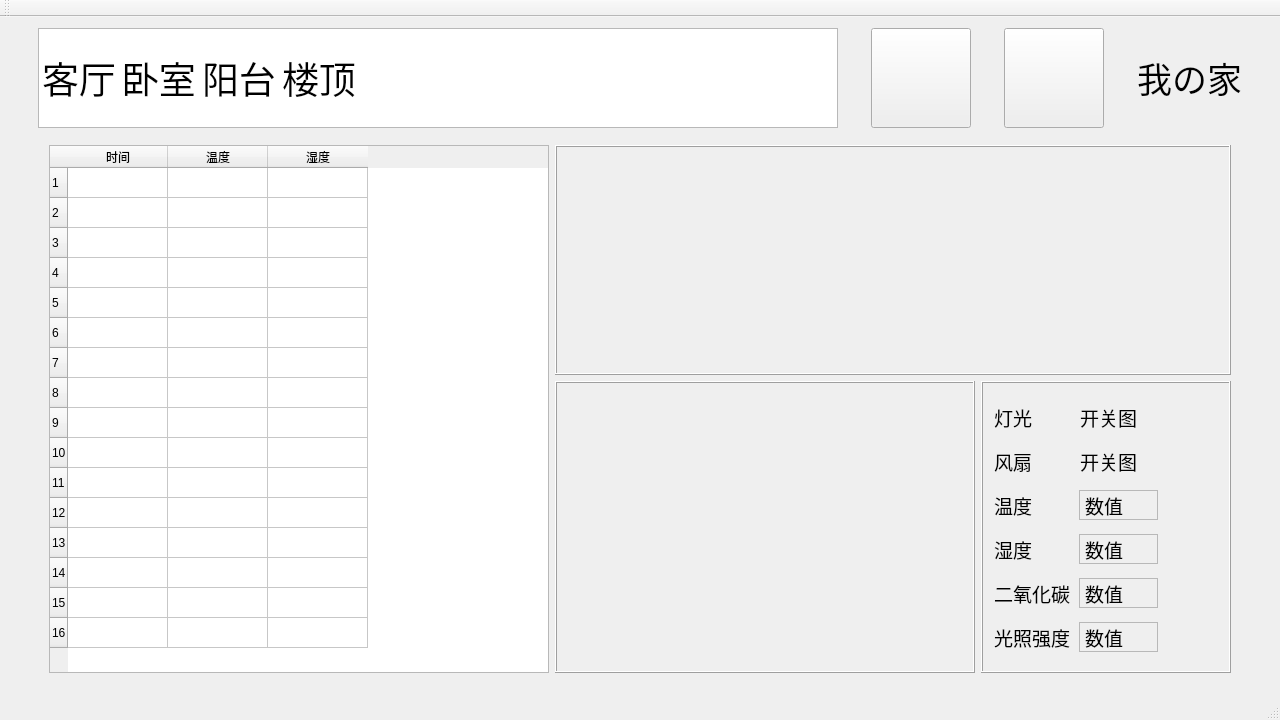
This is ThriftEnvironmentMonitor/ThriftEnvironmentMonitorUI/src/Ui/environmentMonitorWidget.ui in wocattree/Thrift_Environment as Qt 5 draws it before an edit. The edited form follows.
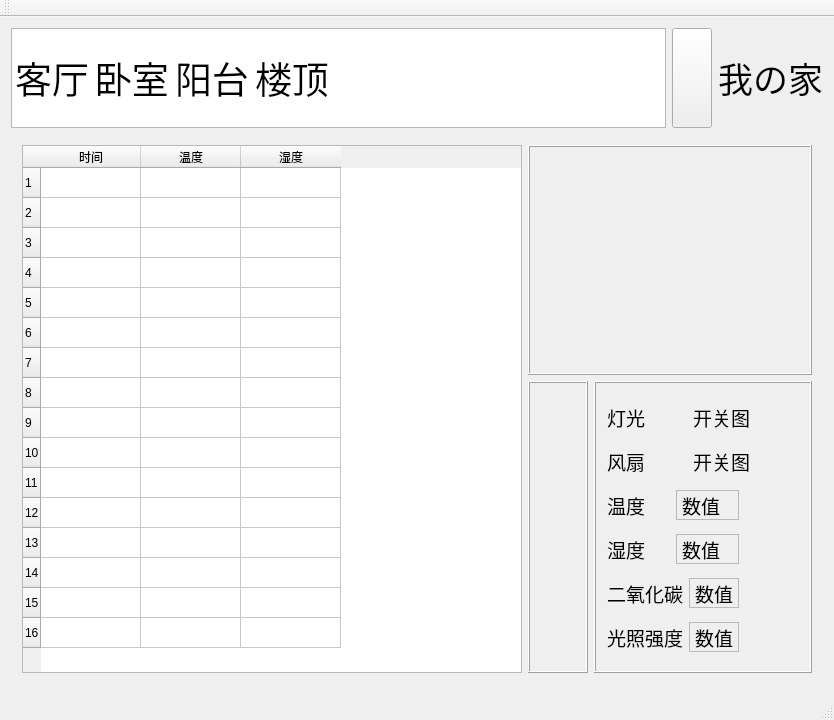
This is the edited form. Custom widgets are drawn as their Qt base class.

```diff
--- a/ThriftEnvironmentMonitor/ThriftEnvironmentMonitorUI/src/Ui/environmentMonitorWidget.ui
+++ b/ThriftEnvironmentMonitor/ThriftEnvironmentMonitorUI/src/Ui/environmentMonitorWidget.ui
@@ -6,7 +6,7 @@
    <rect>
     <x>0</x>
     <y>0</y>
-    <width>1280</width>
+    <width>834</width>
     <height>720</height>
    </rect>
   </property>
@@ -21,98 +21,7 @@
   </property>
   <widget class="QWidget" name="MainWidget">
    <layout class="QGridLayout" name="gridLayout">
-    <item row="0" column="3">
-     <layout class="QVBoxLayout" name="MainVlayout">
-      <item>
-       <widget class="QLabel" name="label">
-        <property name="maximumSize">
-         <size>
-          <width>280</width>
-          <height>50</height>
-         </size>
-        </property>
-        <property name="font">
-         <font>
-          <pointsize>26</pointsize>
-         </font>
-        </property>
-        <property name="layoutDirection">
-         <enum>Qt::LeftToRight</enum>
-        </property>
-        <property name="text">
-         <string>我の家</string>
-        </property>
-        <property name="alignment">
-         <set>Qt::AlignCenter</set>
-        </property>
-       </widget>
-      </item>
-      <item>
-       <layout class="QHBoxLayout" name="DataTimeHlayout"/>
-      </item>
-     </layout>
-    </item>
-    <item row="0" column="0">
-     <widget class="QListWidget" name="MainListWidget">
-      <property name="maximumSize">
-       <size>
-        <width>800</width>
-        <height>100</height>
-       </size>
-      </property>
-      <property name="font">
-       <font>
-        <pointsize>28</pointsize>
-       </font>
-      </property>
-      <property name="layoutDirection">
-       <enum>Qt::LeftToRight</enum>
-      </property>
-      <property name="frameShadow">
-       <enum>QFrame::Sunken</enum>
-      </property>
-      <property name="flow">
-       <enum>QListView::LeftToRight</enum>
-      </property>
-      <property name="spacing">
-       <number>20</number>
-      </property>
-      <item>
-       <property name="text">
-        <string>客厅</string>
-       </property>
-      </item>
-      <item>
-       <property name="text">
-        <string>卧室</string>
-       </property>
-      </item>
-      <item>
-       <property name="text">
-        <string>阳台</string>
-       </property>
-      </item>
-      <item>
-       <property name="text">
-        <string>楼顶</string>
-       </property>
-      </item>
-     </widget>
-    </item>
-    <item row="0" column="1">
-     <widget class="QPushButton" name="BtnShutDown">
-      <property name="maximumSize">
-       <size>
-        <width>100</width>
-        <height>100</height>
-       </size>
-      </property>
-      <property name="text">
-       <string/>
-      </property>
-     </widget>
-    </item>
-    <item row="1" column="0" colspan="4">
+    <item row="1" column="0" colspan="3">
      <widget class="QStackedWidget" name="MainStackWidget">
       <property name="maximumSize">
        <size>
@@ -600,18 +509,96 @@
       </widget>
      </widget>
     </item>
+    <item row="0" column="1">
+     <widget class="QPushButton" name="pbBack">
+      <property name="maximumSize">
+       <size>
+        <width>100</width>
+        <height>100</height>
+       </size>
+      </property>
+      <property name="text">
+       <string/>
+      </property>
+     </widget>
+    </item>
+    <item row="0" column="0">
+     <widget class="QListWidget" name="MainListWidget">
+      <property name="maximumSize">
+       <size>
+        <width>800</width>
+        <height>100</height>
+       </size>
+      </property>
+      <property name="font">
+       <font>
+        <pointsize>28</pointsize>
+       </font>
+      </property>
+      <property name="layoutDirection">
+       <enum>Qt::LeftToRight</enum>
+      </property>
+      <property name="frameShadow">
+       <enum>QFrame::Sunken</enum>
+      </property>
+      <property name="flow">
+       <enum>QListView::LeftToRight</enum>
+      </property>
+      <property name="spacing">
+       <number>20</number>
+      </property>
+      <item>
+       <property name="text">
+        <string>客厅</string>
+       </property>
+      </item>
+      <item>
+       <property name="text">
+        <string>卧室</string>
+       </property>
+      </item>
+      <item>
+       <property name="text">
+        <string>阳台</string>
+       </property>
+      </item>
+      <item>
+       <property name="text">
+        <string>楼顶</string>
+       </property>
+      </item>
+     </widget>
+    </item>
     <item row="0" column="2">
-     <widget class="QPushButton" name="BtnQuery">
-      <property name="maximumSize">
-       <size>
-        <width>100</width>
-        <height>100</height>
-       </size>
-      </property>
-      <property name="text">
-       <string/>
-      </property>
-     </widget>
+     <layout class="QVBoxLayout" name="MainVlayout">
+      <item>
+       <widget class="QLabel" name="label">
+        <property name="maximumSize">
+         <size>
+          <width>280</width>
+          <height>50</height>
+         </size>
+        </property>
+        <property name="font">
+         <font>
+          <pointsize>26</pointsize>
+         </font>
+        </property>
+        <property name="layoutDirection">
+         <enum>Qt::LeftToRight</enum>
+        </property>
+        <property name="text">
+         <string>我の家</string>
+        </property>
+        <property name="alignment">
+         <set>Qt::AlignCenter</set>
+        </property>
+       </widget>
+      </item>
+      <item>
+       <layout class="QHBoxLayout" name="DataTimeHlayout"/>
+      </item>
+     </layout>
     </item>
    </layout>
   </widget>
```
Left out of the diff: 8 changed lines with no effect on the pictures.
